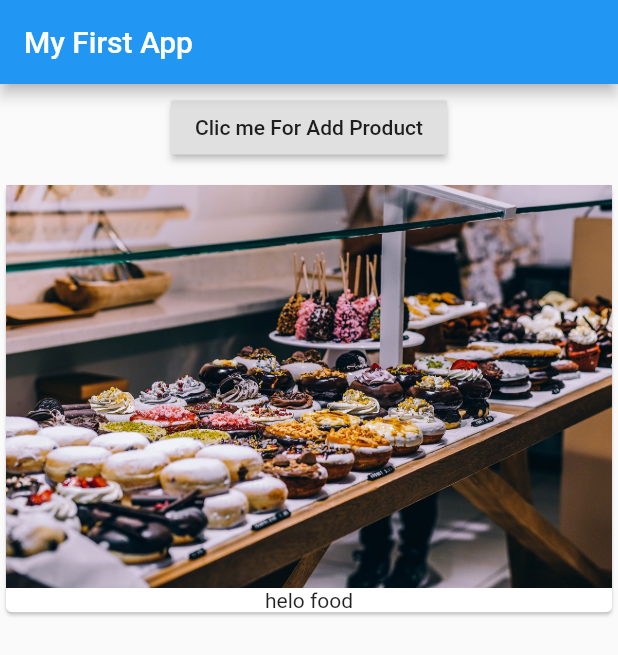
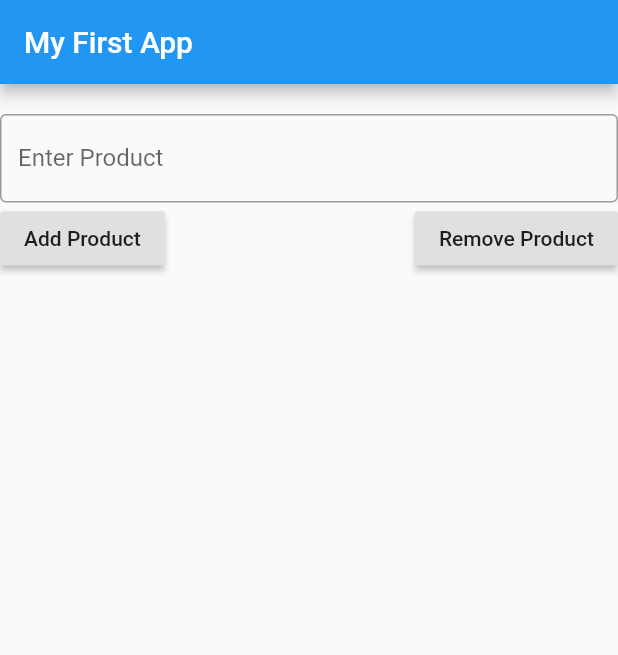
Before and after one commit to shalgorepublic/Flutter_practice_app, a Flutter app: the screen it shows after launch, on a phone screen of 412 x 824 dp. Shown: the top 655 px of the screen. Run offline on Flutter 3.47's test engine with Material 2 defaults, Android fonts, the phone set to English and light mode, and no system bars.

Commit message:
add simple todo add items and delete items

```diff
--- a/lib/main.dart
+++ b/lib/main.dart
@@ -13,7 +13,7 @@ class MyApp extends StatelessWidget {
           appBar: AppBar(
             title: new Text("My First App"),
           ),
-          body:productManager(),
+          body:ProductManager(),
           ),
     );
   }
--- a/lib/product_manager.dart
+++ b/lib/product_manager.dart
@@ -1,29 +1,76 @@
 import 'package:flutter/material.dart';
 import './products.dart';
 
-class productManager extends StatefulWidget {
+class ProductManager extends StatefulWidget {
+  String startingProduct='';
+  TextEditingController myController = new TextEditingController();
+
+  ProductManager();
+
   @override
-  _productManagerState createState() => _productManagerState();
+  _ProductManagerState createState() => _ProductManagerState();
 }
 
-class _productManagerState extends State<productManager> {
-  List<String> _products = ["helo food"];
+class _ProductManagerState extends State<ProductManager> {
+  List<String> _products = [];
+
+  @override
+  void initState() {
+    super.initState();
+  }
 
   @override
   Widget build(BuildContext context) {
-    return Column (children:  [Container(
-      margin: EdgeInsets.only(top: 5.0, bottom: 10.0),
-      child: RaisedButton(
-        child: Text("Clic me For Add Product"),
+    print('helo shahid     ${_products.length}');
+    return Column(children: [
+      Container(
+        margin: EdgeInsets.only(top: 20.0, bottom: 10.0),
+        child: new Column(
+          crossAxisAlignment: CrossAxisAlignment.stretch,
+          children: <Widget>[
+            new TextField(
+              controller: widget.myController,
+              obscureText: true,
+              decoration: InputDecoration(
+                border: OutlineInputBorder(),
+                labelText: 'Enter Product',
+              ),
+            ),
+            new Row(
+                mainAxisAlignment: MainAxisAlignment.spaceBetween,
+                children: [
+                  RaisedButton(
+                    child: Text("Add Product"),
                     onPressed: () {
                       setState(() {
-            _products.add("Fast Food");
+                        _products.add(widget.myController.text);
                         print(_products);
+                        print(widget.myController.text);
+
                       });
                     },
                   ),
+
+                  RaisedButton(
+                    child: Text("Remove Product"),
+                    onPressed: () {
+                      setState(() {
+                        if(_products.length >= 1) {
+                          _products.remove(_products[_products.length - 1]);
+                        }
+                        print(_products);
+                        print(_products.length);
+                      });
+                    },
                   ),
-    Products(_products)
-    ]);
+                ]),
+          ],
+        ),
+
+      ),
+      Products(_products
+      )
+    ]
+    );
   }
 }
--- a/lib/products.dart
+++ b/lib/products.dart
@@ -1,17 +1,19 @@
 import 'package:flutter/material.dart';
+
 class Products extends StatelessWidget {
-   final  List<String> products;
+  final List<String> products;
 
   Products(this.products);
+
   @override
   Widget build(BuildContext context) {
-    return  Column(
+    return Column(
         children: products
             .map((element) => Card(
                   child: Column(
                     children: <Widget>[
-Image.asset('assets/food.jpg'),
-Text(element)
+               //       Image.asset('assets/food.jpg'),
+                      Text(element,style: TextStyle(color: Colors.pinkAccent,fontSize: 25))
                     ],
                   ),
                 ))
```
Lines whose indentation alone changed are shown as unchanged.
